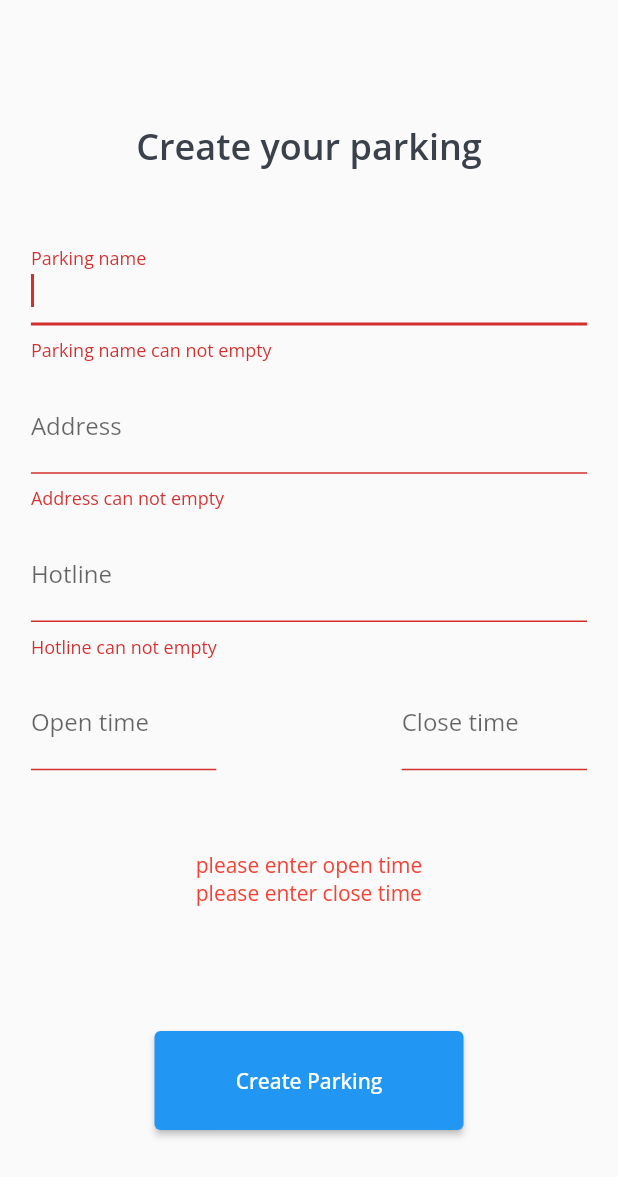
After one commit to CNDvn/ParkingApp-Mobile-Business, a Flutter app: the NewParkingPage screen opened by its route, after a tap on "Create Parking", on a phone screen of 412 x 824 dp. The commit adds this screen. Shown: the top 1177 px of the screen. Run offline on Flutter 3.47's test engine with Material 2 defaults, Android fonts, the phone set to English and light mode, and no system bars.

Commit message:
[PAM-B7] create new parking page

```diff
--- a/lib/configs/routes/routes.dart
+++ b/lib/configs/routes/routes.dart
@@ -1,10 +1,10 @@
-import 'dart:js';
-
-import 'package:flutter/cupertino.dart';
-import 'package:parkingapp_mobile_business/views/root.dart';
+import 'package:flutter/material.dart';
+import 'package:parking_app_mobile_business/views/parking/new_parking_page.dart';
+import 'package:parking_app_mobile_business/views/root.dart';
 
 class Routes {
   static final Map<String, Widget Function(BuildContext)> routes = {
     "/": (context) => const Root(),
+    "/createParking": (context) => const NewParkingPage()
   };
 }
--- a/lib/configs/themes/app_text_style.dart
+++ b/lib/configs/themes/app_text_style.dart
@@ -1,5 +1,5 @@
-import 'package:flutter/cupertino.dart';
-import 'package:parkingapp_mobile_business/configs/themes/app_color.dart';
+import 'package:flutter/material.dart';
+import 'package:parking_app_mobile_business/configs/themes/app_color.dart';
 
 class AppTextStyles {
   static final h1White = TextStyle(
--- a/lib/main.dart
+++ b/lib/main.dart
@@ -1,6 +1,6 @@
 import 'package:flutter/material.dart';
-import 'package:parkingapp_mobile_business/configs/routes/routes.dart';
-import 'package:parkingapp_mobile_business/providers/main_providers/main_provider.dart';
+import 'package:parking_app_mobile_business/configs/routes/routes.dart';
+import 'package:parking_app_mobile_business/providers/main_providers/main_provider.dart';
 import 'package:provider/provider.dart';
 
 void main() {
--- a/lib/providers/main_providers/main_provider.dart
+++ b/lib/providers/main_providers/main_provider.dart
@@ -1,4 +1,5 @@
-import 'package:parkingapp_mobile_business/providers/sign_in_provider.dart';
+import 'package:parking_app_mobile_business/providers/new_parking_provider.dart';
+import 'package:parking_app_mobile_business/providers/sign_in_provider.dart';
 import 'package:provider/provider.dart';
 import 'package:provider/single_child_widget.dart';
 
@@ -7,5 +8,7 @@ class MainProviders {
     ChangeNotifierProvider<SignInProvider>(
       create: (context) => SignInProvider(),
     ),
+    ChangeNotifierProvider<NewParkingProvider>(
+        create: (context) => NewParkingProvider())
   ];
 }
--- /dev/null
+++ b/lib/providers/new_parking_provider.dart
@@ -0,0 +1,127 @@
+import 'package:flutter/material.dart';
+
+class ValidationItem {
+  String value;
+  String? error;
+  ValidationItem(this.value, this.error);
+}
+
+class NewParkingProvider with ChangeNotifier {
+  ValidationItem parkingName = ValidationItem("", null);
+  ValidationItem address = ValidationItem("", null);
+  ValidationItem hotline = ValidationItem("", null);
+  ValidationItem openTime = ValidationItem("", null);
+  ValidationItem closeTime = ValidationItem("", null);
+
+  FocusNode nodeParkingName = FocusNode();
+  FocusNode nodeAddress = FocusNode();
+  FocusNode nodeHotline = FocusNode();
+  FocusNode nodeOpenTime = FocusNode();
+  FocusNode nodeCloseTime = FocusNode();
+
+  bool clickButtonFlag = false;
+
+  bool checkParkingName(String value) {
+    parkingName.value = value;
+    bool flag = true;
+    if (value.isEmpty) {
+      parkingName.error = "Parking name can not empty";
+      flag = false;
+    } else {
+      parkingName.error = null;
+    }
+    notifyListeners();
+    return flag;
+  }
+
+  bool checkAddress(String value) {
+    address.value = value;
+    bool flag = true;
+    if (value.isEmpty) {
+      address.error = "Address can not empty";
+      flag = false;
+    } else {
+      address.error = null;
+    }
+    notifyListeners();
+    return flag;
+  }
+
+  bool checkHotline(String value) {
+    hotline.value = value;
+    bool flag = true;
+    if (value.isEmpty) {
+      hotline.error = "Hotline can not empty";
+      flag = false;
+    } else {
+      hotline.error = null;
+    }
+    notifyListeners();
+    return flag;
+  }
+
+  String errorOpenTime = "";
+  bool checkOpenTime(String value) {
+    openTime.value = value;
+    bool flag = true;
+    if (value.isEmpty) {
+      openTime.error = " ";
+      errorOpenTime = "please enter open time";
+      flag = false;
+    } else {
+      if (!openTime.value.isEmpty && !closeTime.value.isEmpty) {
+        List<String> open = openTime.value.split(":");
+        List<String> close = closeTime.value.split(":");
+        if (int.parse(close[0]) <= int.parse(open[0]) &&
+            int.parse(close[1]) < int.parse(open[1])) {
+          openTime.error = " ";
+          errorOpenTime = "open time must be smaller close time";
+          return false;
+        }
+      }
+      openTime.error = null;
+      errorOpenTime = "";
+    }
+    notifyListeners();
+    return flag;
+  }
+
+  String errorCloseTime = "";
+  bool checkCloseTime(String value) {
+    closeTime.value = value;
+    bool flag = true;
+    if (value.isEmpty) {
+      closeTime.error = " ";
+      errorCloseTime = "please enter close time";
+      flag = false;
+    } else {
+      if (!openTime.value.isEmpty && !closeTime.value.isEmpty) {
+        List<String> open = openTime.value.split(":");
+        List<String> close = closeTime.value.split(":");
+        if (int.parse(close[0]) <= int.parse(open[0]) &&
+            int.parse(close[1]) < int.parse(open[1])) {
+          closeTime.error = " ";
+          errorCloseTime = "close time must be greater open time";
+          return false;
+        }
+      }
+      closeTime.error = null;
+      errorCloseTime = "";
+    }
+    notifyListeners();
+    return flag;
+  }
+
+  void submit() {
+    clickButtonFlag = true;
+    bool isParkingName = checkParkingName(parkingName.value);
+    bool isAddress = checkAddress(address.value);
+    bool isHotline = checkHotline(hotline.value);
+    bool isOpenTime = checkOpenTime(openTime.value);
+    bool isCloseTime = checkCloseTime(closeTime.value);
+    if (isParkingName && isAddress && isHotline && isOpenTime && isCloseTime) {
+      print("qua ai");
+    }
+    notifyListeners();
+  }
+}
--- /dev/null
+++ b/lib/views/parking/new_parking_page.dart
@@ -0,0 +1,184 @@
+import 'package:flutter/material.dart';
+import 'package:parking_app_mobile_business/configs/themes/app_color.dart';
+import 'package:parking_app_mobile_business/configs/themes/app_text_style.dart';
+import 'package:parking_app_mobile_business/providers/new_parking_provider.dart';
+import 'package:provider/provider.dart';
+
+class NewParkingPage extends StatelessWidget {
+  const NewParkingPage({Key? key}) : super(key: key);
+
+  @override
+  Widget build(BuildContext context) {
+    Size size = MediaQuery.of(context).size;
+    NewParkingProvider provider = Provider.of<NewParkingProvider>(context);
+    return Scaffold(
+        body: SingleChildScrollView(
+      child: Container(
+        height: size.height,
+        width: size.width,
+        padding: const EdgeInsets.only(left: 15, top: 10, right: 15),
+        child: Column(
+          mainAxisAlignment: MainAxisAlignment.center,
+          children: <Widget>[
+            Title(
+                color: AppColor.greyBackground,
+                child: Text(
+                  "Create your parking",
+                  style: AppTextStyles.h2Black,
+                )),
+            Padding(padding: EdgeInsets.only(bottom: size.height * 0.05)),
+            SizedBox(
+              height: size.height * 0.12,
+              width: size.width * 0.9,
+              child: TextField(
+                decoration: InputDecoration(
+                    labelText: "Parking name",
+                    errorText: provider.clickButtonFlag
+                        ? provider.parkingName.error
+                        : null),
+                autofocus: true,
+                onEditingComplete: () {
+                  provider.nodeAddress.requestFocus();
+                },
+                onChanged: (String value) {
+                  provider.checkParkingName(value);
+                },
+              ),
+            ),
+            SizedBox(
+              height: size.height * 0.12,
+              width: size.width * 0.9,
+              child: TextField(
+                decoration: InputDecoration(
+                    labelText: "Address",
+                    errorText: provider.clickButtonFlag
+                        ? provider.address.error
+                        : null),
+                focusNode: provider.nodeAddress,
+                onEditingComplete: () {
+                  provider.nodeHotline.requestFocus();
+                },
+                onChanged: (String value) {
+                  provider.checkAddress(value);
+                },
+              ),
+            ),
+            SizedBox(
+              height: size.height * 0.12,
+              width: size.width * 0.9,
+              child: TextField(
+                decoration: InputDecoration(
+                    labelText: "Hotline",
+                    errorText: provider.clickButtonFlag
+                        ? provider.hotline.error
+                        : null),
+                keyboardType: TextInputType.phone,
+                focusNode: provider.nodeHotline,
+                onEditingComplete: () {
+                  provider.nodeOpenTime.requestFocus();
+                },
+                onChanged: (String value) {
+                  provider.checkHotline(value);
+                },
+              ),
+            ),
+            SizedBox(
+                height: size.height * 0.12,
+                width: size.width * 0.9,
+                child: Row(
+                  mainAxisAlignment: MainAxisAlignment.spaceBetween,
+                  children: [
+                    SizedBox(
+                      height: size.height * 0.12,
+                      width: size.width * 0.3,
+                      child: TextField(
+                        controller: TextEditingController()
+                          ..text = provider.openTime.value,
+                        decoration: InputDecoration(
+                            labelText: "Open time",
+                            errorText: provider.clickButtonFlag
+                                ? provider.openTime.error
+                                : null),
+                        focusNode: provider.nodeOpenTime,
+                        readOnly: true,
+                        onTap: () async {
+                          TimeOfDay? pickedTime = await showTimePicker(
+                            context: context,
+                            initialTime: TimeOfDay.now(),
+                            builder: (context, child) {
+                              if (child != null) {
+                                return MediaQuery(
+                                    data: MediaQuery.of(context)
+                                        .copyWith(alwaysUse24HourFormat: true),
+                                    child: child);
+                              }
+                              return const Text("App crash")
+                            },
+                          );
+                          if (pickedTime != null) {
+                            provider.checkOpenTime(pickedTime.hour.toString() +
+                                ":" +
+                                pickedTime.minute.toString());
+                          }
+                        },
+                      ),
+                    ),
+                    SizedBox(
+                      height: size.height * 0.12,
+                      width: size.width * 0.3,
+                      child: TextField(
+                        controller: TextEditingController()
+                          ..text = provider.closeTime.value,
+                        decoration: InputDecoration(
+                            labelText: "Close time",
+                            errorText: provider.clickButtonFlag
+                                ? provider.closeTime.error
+                                : null),
+                        focusNode: provider.nodeCloseTime,
+                        readOnly: true,
+                        onTap: () async {
+                          TimeOfDay? pickedTime = await showTimePicker(
+                            context: context,
+                            initialTime: TimeOfDay.now(),
+                            builder: (context, child) {
+                              if (child != null) {
+                                return MediaQuery(
+                                    data: MediaQuery.of(context)
+                                        .copyWith(alwaysUse24HourFormat: true),
+                                    child: child);
+                              }
+                              return const Text("App crash")
+                            },
+                          );
+
+                          if (pickedTime != null) {
+                            provider.checkCloseTime(pickedTime.hour.toString() +
+                                ":" +
+                                pickedTime.minute.toString());
+                          }
+                        },
+                      ),
+                    ),
+                  ],
+                )),
+            Padding(padding: EdgeInsets.only(top: size.height * 0.02)),
+            SizedBox(
+              child: Text(
+                provider.errorOpenTime + "\n" + provider.errorCloseTime,
+                style: const TextStyle(color: Colors.red),
+              ),
+            ),
+            Padding(padding: EdgeInsets.only(top: size.height * 0.1)),
+            SizedBox(
+                height: size.height * 0.08,
+                width: size.width * 0.5,
+                child: ElevatedButton(
+                  child: const Text("Create Parking"),
+                  onPressed: () => {provider.submit()},
+                ))
+          ],
+        ),
+      ),
+    ));
+  }
+}
--- a/lib/views/root.dart
+++ b/lib/views/root.dart
@@ -1,5 +1,5 @@
 import 'package:flutter/material.dart';
-import 'package:parkingapp_mobile_business/constants/assets_path.dart';
+import 'package:parking_app_mobile_business/constants/assets_path.dart';
 
 class Root extends StatelessWidget {
   const Root({ Key? key }) : super(key: key);
--- a/pubspec.yaml
+++ b/pubspec.yaml
@@ -1,9 +1,9 @@
-name: parkingapp_mobile_business
+name: parking_app_mobile_business
 description: A new Flutter project.
 
 # The following line prevents the package from being accidentally published to
 # pub.dev using `flutter pub publish`. This is preferred for private packages.
-publish_to: 'none' # Remove this line if you wish to publish to pub.dev
+publish_to: "none" # Remove this line if you wish to publish to pub.dev
 
 # The following defines the version and build number for your application.
 # A version number is three numbers separated by dots, like 1.2.43
@@ -30,7 +30,6 @@ dependencies:
   flutter:
     sdk: flutter
 
-
   # The following adds the Cupertino Icons font to your application.
   # Use with the CupertinoIcons class for iOS style icons.
   cupertino_icons: ^1.0.2
@@ -52,7 +51,6 @@ dev_dependencies:
 
 # The following section is specific to Flutter.
 flutter:
-
   # The following line ensures that the Material Icons font is
   # included with your application, so that you can use the icons in
   # the material Icons class.
```
Also changed, not shown: lib/configs/themes/app_color.dart (+4 -4 lines), 1 other file.
